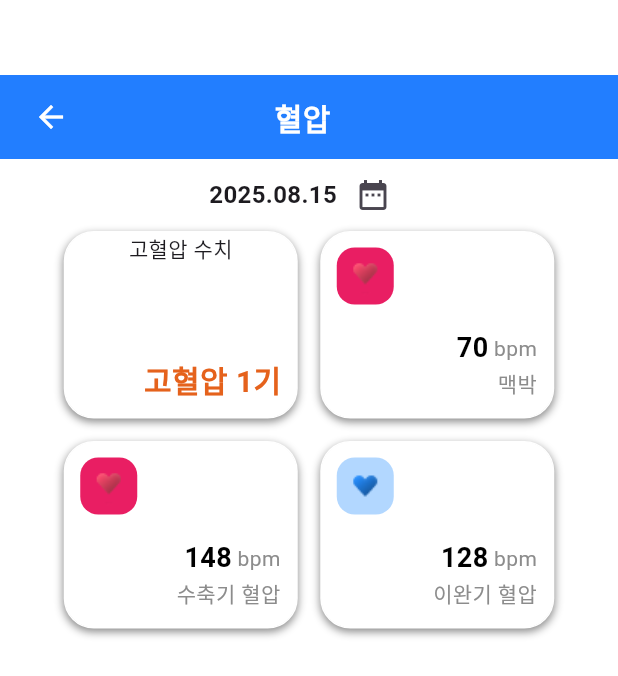
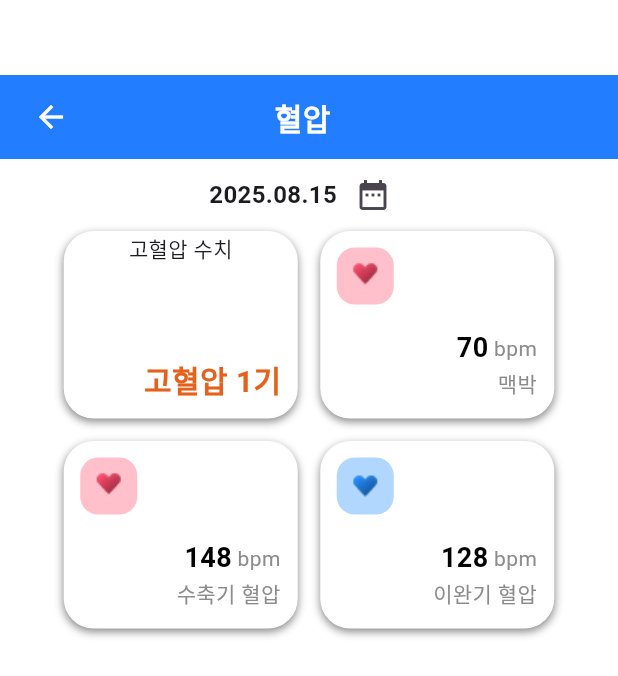
Before and after one commit to novellink-leedaeseung/novel_app, a Flutter app: the BloodPressureInfo screen opened by its route, on a phone screen of 412 x 824 dp. Shown: the top 676 px of the screen. Run offline on Flutter 3.47's test engine with Material 3 defaults, Android fonts, the phone set to English and light mode, and no system bars; our stand-ins replace go_router.

Commit message:
[혈압 상세] 맥박, 수축기, 이완기 아이콘 안에 백그라운드 색 변경

```diff
--- a/lib/screen/blood-pressure-info.dart
+++ b/lib/screen/blood-pressure-info.dart
@@ -115,7 +115,7 @@ class _BloodPressureInfoState extends State<BloodPressureInfo> {
                         child: Padding(
                           padding: const EdgeInsets.only(top: 10, left: 10),
                           child: Container(
-                            decoration: heartBoxDecoration(),
+                            decoration: heartBoxDecoration(color: PrimaryColor.pink),
                             width: 38,
                             height: 38,
                             child: Image.asset("assets/images/icon/heart-red.png"),
@@ -192,7 +192,7 @@ class _BloodPressureInfoState extends State<BloodPressureInfo> {
                         child: Padding(
                           padding: const EdgeInsets.only(top: 10, left: 10),
                           child: Container(
-                            decoration: heartBoxDecoration(),
+                            decoration: heartBoxDecoration(color: PrimaryColor.pink),
                             width: 38,
                             height: 38,
                             child: Image.asset("assets/images/icon/heart-red.png"),
```
